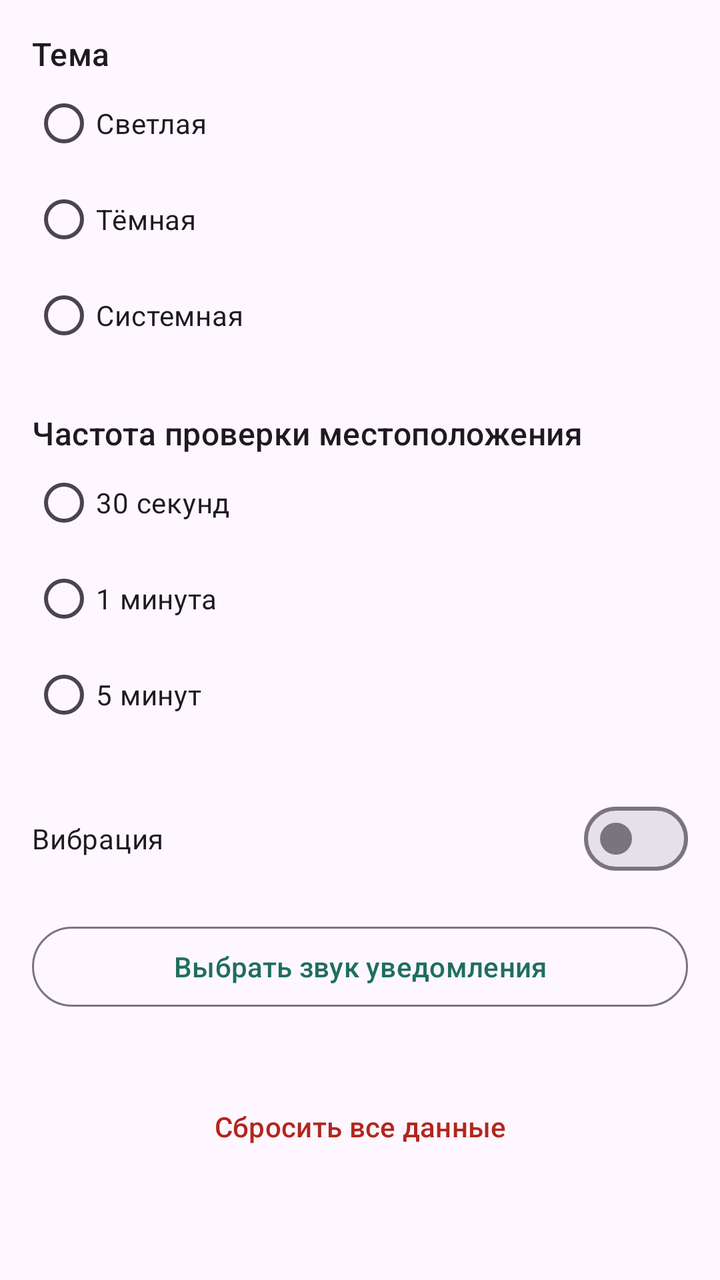
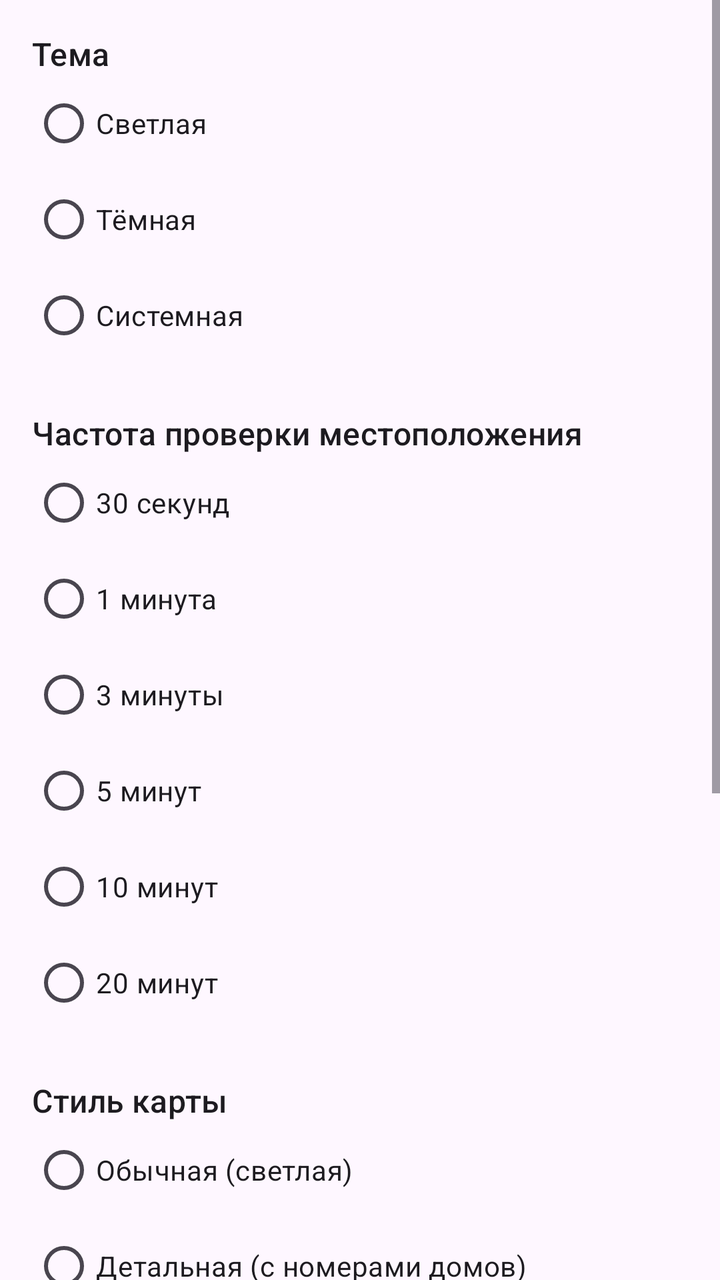

The first picture is an Android layout as it rendered before a commit; the second is the same layout after the commit. The layout source and the unified diff follow.
<!-- AndroidManifest.xml: application theme Theme.GeoNapominalka -->
<!-- res/layout/activity_settings.xml -->
<?xml version="1.0" encoding="utf-8"?>
<ScrollView xmlns:android="http://schemas.android.com/apk/res/android"
    android:layout_width="match_parent"
    android:layout_height="match_parent">

    <LinearLayout
        android:layout_width="match_parent"
        android:layout_height="wrap_content"
        android:orientation="vertical"
        android:padding="16dp">

        <TextView
            style="@style/TextAppearance.Material3.TitleMedium"
            android:layout_width="wrap_content"
            android:layout_height="wrap_content"
            android:text="@string/label_theme" />

        <RadioGroup
            android:id="@+id/themeGroup"
            android:layout_width="match_parent"
            android:layout_height="wrap_content">
            <RadioButton android:id="@+id/radioThemeLight" android:layout_width="wrap_content" android:layout_height="wrap_content" android:text="@string/theme_light" />
            <RadioButton android:id="@+id/radioThemeDark" android:layout_width="wrap_content" android:layout_height="wrap_content" android:text="@string/theme_dark" />
            <RadioButton android:id="@+id/radioThemeSystem" android:layout_width="wrap_content" android:layout_height="wrap_content" android:text="@string/theme_system" />
        </RadioGroup>

        <TextView
            style="@style/TextAppearance.Material3.TitleMedium"
            android:layout_width="wrap_content"
            android:layout_height="wrap_content"
            android:layout_marginTop="24dp"
            android:text="@string/label_interval" />

        <RadioGroup
            android:id="@+id/intervalGroup"
            android:layout_width="match_parent"
            android:layout_height="wrap_content">
            <RadioButton android:id="@+id/radioInterval30" android:layout_width="wrap_content" android:layout_height="wrap_content" android:text="@string/interval_30s" />
            <RadioButton android:id="@+id/radioInterval60" android:layout_width="wrap_content" android:layout_height="wrap_content" android:text="@string/interval_60s" />
            <RadioButton android:id="@+id/radioInterval300" android:layout_width="wrap_content" android:layout_height="wrap_content" android:text="@string/interval_300s" />
        </RadioGroup>

        <com.google.android.material.materialswitch.MaterialSwitch
            android:id="@+id/switchVibration"
            android:layout_width="match_parent"
            android:layout_height="wrap_content"
            android:layout_marginTop="24dp"
            android:text="@string/label_vibration" />

        <com.google.android.material.button.MaterialButton
            android:id="@+id/btnChooseSound"
            style="@style/Widget.Material3.Button.OutlinedButton"
            android:layout_width="match_parent"
            android:layout_height="wrap_content"
            android:layout_marginTop="16dp"
            android:text="@string/action_choose_sound" />

        <com.google.android.material.button.MaterialButton
            android:id="@+id/btnResetData"
            style="@style/Widget.Material3.Button.TextButton"
            android:layout_width="match_parent"
            android:layout_height="wrap_content"
            android:layout_marginTop="32dp"
            android:text="@string/action_reset_data"
            android:textColor="?attr/colorError" />

    </LinearLayout>
</ScrollView>
<!-- resources referenced by this layout -->
<resources>
  <string name="action_choose_sound">Выбрать звук уведомления</string>
  <string name="action_reset_data">Сбросить все данные</string>
  <string name="interval_300s">5 минут</string>
  <string name="interval_30s">30 секунд</string>
  <string name="interval_60s">1 минута</string>
  <string name="label_interval">Частота проверки местоположения</string>
  <string name="label_theme">Тема</string>
  <string name="label_vibration">Вибрация</string>
  <string name="theme_dark">Тёмная</string>
  <string name="theme_light">Светлая</string>
  <string name="theme_system">Системная</string>
  <style name="Theme.GeoNapominalka" parent="Theme.Material3.DayNight.NoActionBar">
          <item name="colorPrimary">@color/primary</item>
          <item name="colorPrimaryVariant">@color/primary_dark</item>
          <item name="colorSecondary">@color/accent</item>
          <item name="android:statusBarColor">@android:color/transparent</item>
          <item name="android:windowLightStatusBar" tools:targetApi="m">true</item>
      </style>
  <color name="primary">#1E6F5C</color>
  <color name="primary_dark">#134E3E</color>
  <color name="accent">#F2A104</color>
</resources>

<!-- the commit's change to res/layout/activity_settings.xml (unified diff, before → after) -->
@@ -37,7 +37,28 @@
             android:layout_height="wrap_content">
             <RadioButton android:id="@+id/radioInterval30" android:layout_width="wrap_content" android:layout_height="wrap_content" android:text="@string/interval_30s" />
             <RadioButton android:id="@+id/radioInterval60" android:layout_width="wrap_content" android:layout_height="wrap_content" android:text="@string/interval_60s" />
+            <RadioButton android:id="@+id/radioInterval180" android:layout_width="wrap_content" android:layout_height="wrap_content" android:text="@string/interval_180s" />
             <RadioButton android:id="@+id/radioInterval300" android:layout_width="wrap_content" android:layout_height="wrap_content" android:text="@string/interval_300s" />
+            <RadioButton android:id="@+id/radioInterval600" android:layout_width="wrap_content" android:layout_height="wrap_content" android:text="@string/interval_600s" />
+            <RadioButton android:id="@+id/radioInterval1200" android:layout_width="wrap_content" android:layout_height="wrap_content" android:text="@string/interval_1200s" />
+        </RadioGroup>
+
+        <TextView
+            style="@style/TextAppearance.Material3.TitleMedium"
+            android:layout_width="wrap_content"
+            android:layout_height="wrap_content"
+            android:layout_marginTop="24dp"
+            android:text="@string/label_map_style" />
+
+        <RadioGroup
+            android:id="@+id/mapStyleGroup"
+            android:layout_width="match_parent"
+            android:layout_height="wrap_content">
+            <RadioButton android:id="@+id/radioStyleLight" android:layout_width="wrap_content" android:layout_height="wrap_content" android:text="@string/map_style_light" />
+            <RadioButton android:id="@+id/radioStyleDetailed" android:layout_width="wrap_content" android:layout_height="wrap_content" android:text="@string/map_style_detailed" />
+            <RadioButton android:id="@+id/radioStyleVoyager" android:layout_width="wrap_content" android:layout_height="wrap_content" android:text="@string/map_style_voyager" />
+            <RadioButton android:id="@+id/radioStyleSatellite" android:layout_width="wrap_content" android:layout_height="wrap_content" android:text="@string/map_style_satellite" />
+            <RadioButton android:id="@+id/radioStyleHybrid" android:layout_width="wrap_content" android:layout_height="wrap_content" android:text="@string/map_style_hybrid" />
         </RadioGroup>
 
         <com.google.android.material.materialswitch.MaterialSwitch
<!-- resource entries referenced after the edit -->
@@ -2,12 +2,21 @@
 <resources>
   <string name="action_choose_sound">Выбрать звук уведомления</string>
   <string name="action_reset_data">Сбросить все данные</string>
+  <string name="interval_1200s">20 минут</string>
+  <string name="interval_180s">3 минуты</string>
   <string name="interval_300s">5 минут</string>
   <string name="interval_30s">30 секунд</string>
+  <string name="interval_600s">10 минут</string>
   <string name="interval_60s">1 минута</string>
   <string name="label_interval">Частота проверки местоположения</string>
+  <string name="label_map_style">Стиль карты</string>
   <string name="label_theme">Тема</string>
   <string name="label_vibration">Вибрация</string>
+  <string name="map_style_detailed">Детальная (с номерами домов)</string>
+  <string name="map_style_hybrid">Гибрид (спутник + подписи)</string>
+  <string name="map_style_light">Обычная (светлая)</string>
+  <string name="map_style_satellite">Спутник</string>
+  <string name="map_style_voyager">Цветная (Voyager)</string>
   <string name="theme_dark">Тёмная</string>
   <string name="theme_light">Светлая</string>
   <string name="theme_system">Системная</string>
